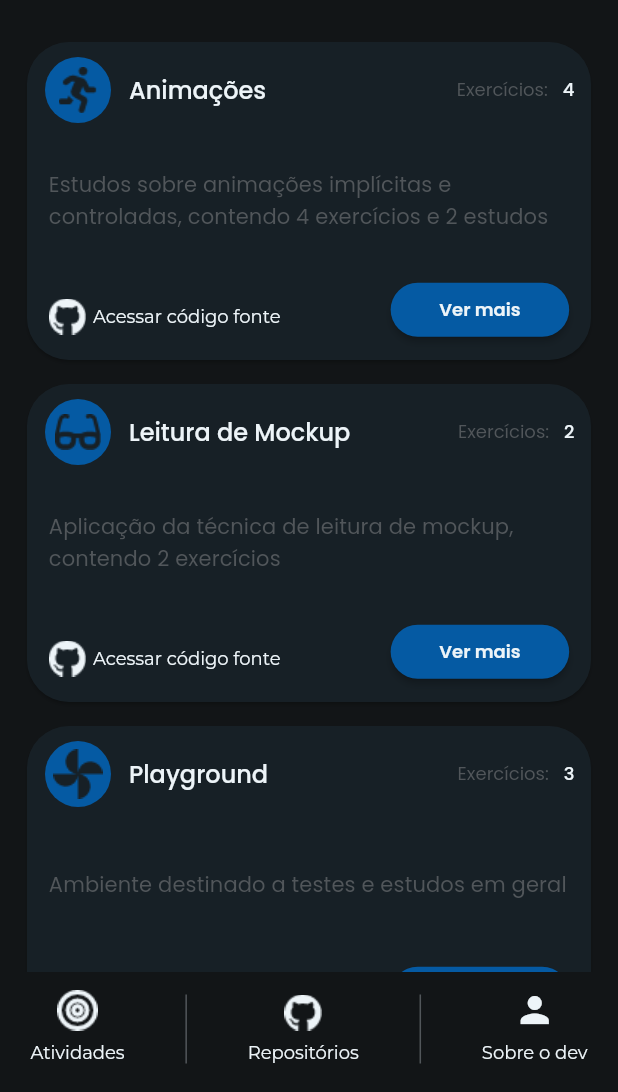
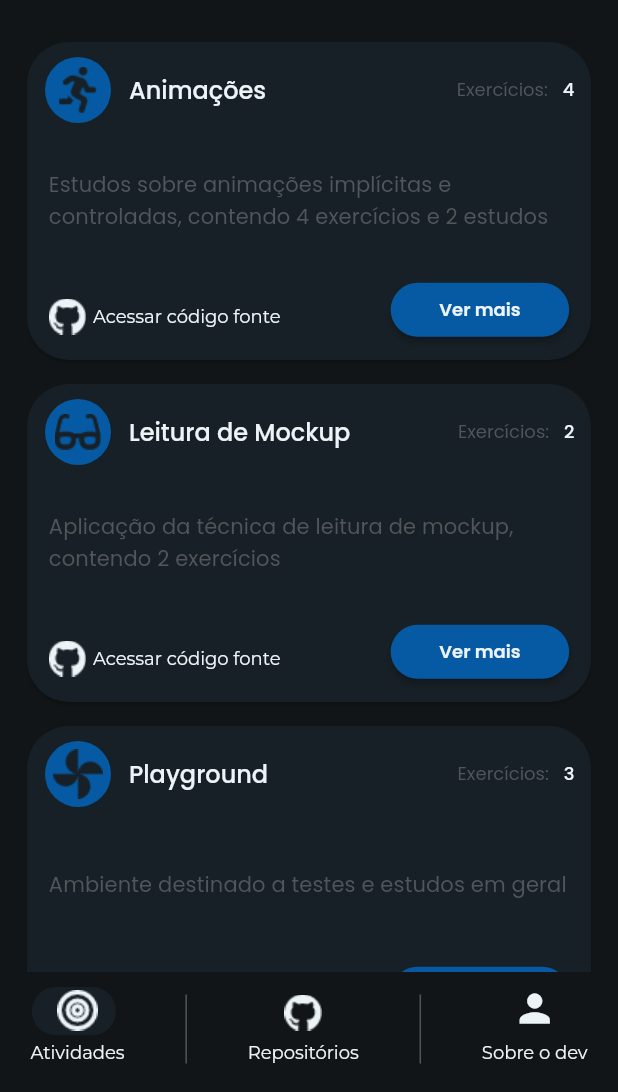
Before and after one commit to DiogoSaimon/app-flutterando-masterclass, a Flutter app: the screen it shows after launch, on a phone screen of 412 x 824 dp, the part 144-1236 px from its top. Run offline on Flutter 3.47's test engine with Material 2 defaults, Android fonts, the phone set to English and light mode, and no system bars; our stand-ins replace font_awesome_flutter, google_fonts, webview_flutter.

Commit message:
adicionado mais uma configuração no lightTheme. Adicionado cor de fundo nos ícone da BottomNavigationBar para sinalizar em qual página o clicou/ esta

```diff
--- a/lib/main.dart
+++ b/lib/main.dart
@@ -1,6 +1,8 @@
 import 'package:flutter/material.dart';
 import 'package:projeto_app_masterclass/shared/routes/routes.dart';
 import 'package:projeto_app_masterclass/views/exercices_page/animations/animation_exercices_page.dart';
+import 'package:projeto_app_masterclass/views/exercices_page/mockup/mockup_1/Pages/mockup1_page.dart';
+import 'package:projeto_app_masterclass/views/exercices_page/mockup/mockup_tinder/pages/mockup_tinder_page.dart';
 import 'package:projeto_app_masterclass/views/navigation_page/navigation_page.dart';
 import 'package:provider/provider.dart';
 import 'shared/utils/theme_colors.dart';
@@ -38,6 +40,8 @@ class _MyAppState extends State<MyApp> {
               splash: (context) => SplashPage(),
               navigation: (context) => NavigationPage(),
               animations: (context) => AnimationExercicesPage(),
+              mockup1: (context) => Mockup1Page(),
+              mockupTinder: (context) => MockupTinderPage(),
             },
           );
         },
--- a/lib/shared/utils/theme_colors.dart
+++ b/lib/shared/utils/theme_colors.dart
@@ -108,6 +108,11 @@ class ThemeColors {
         fontWeight: FontWeight.w400,
         color: Color(0xFF51565A),
       ),
+      bodyText1: GoogleFonts.poppins(
+        fontSize: 14,
+        fontWeight: FontWeight.w400,
+        color: Color(0xFF51565A),
+      ),
       button: GoogleFonts.poppins(
         fontSize: 12,
         fontWeight: FontWeight.w600,
--- a/lib/shared/widgets/bottom_navigation_bar_custom.dart
+++ b/lib/shared/widgets/bottom_navigation_bar_custom.dart
@@ -25,6 +25,21 @@ class _BottomNavigationBarCustomState extends State<BottomNavigationBarCustom> {
         child: Row(
           mainAxisAlignment: MainAxisAlignment.spaceAround,
           children: [
+            Stack(
+              children: [
+                Padding(
+                  padding: const EdgeInsets.only(top: 10.0, left: 1),
+                  child: widget.currentIndex == 0
+                      ? Container(
+                          width: 56,
+                          height: 32.2,
+                          decoration: BoxDecoration(
+                            color: Theme.of(context).cardColor,
+                            borderRadius: BorderRadius.circular(16),
+                          ),
+                        )
+                      : null,
+                ),
                 GestureDetector(
                   onTap: () {
                     widget.onTap(0);
@@ -44,11 +59,28 @@ class _BottomNavigationBarCustomState extends State<BottomNavigationBarCustom> {
                     ],
                   ),
                 ),
+              ],
+            ),
             VerticalDivider(
               color: Theme.of(context).dividerColor,
               width: 1,
               indent: 15,
               thickness: 1,
+            ),
+            Stack(
+              children: [
+                Padding(
+                  padding: const EdgeInsets.only(top: 11.0, left: 5),
+                  child: widget.currentIndex == 1
+                      ? Container(
+                          width: 56,
+                          height: 32.2,
+                          decoration: BoxDecoration(
+                            color: Theme.of(context).cardColor,
+                            borderRadius: BorderRadius.circular(16),
+                          ),
+                        )
+                      : null,
                 ),
                 GestureDetector(
                   onTap: () {
@@ -69,11 +101,28 @@ class _BottomNavigationBarCustomState extends State<BottomNavigationBarCustom> {
                     ],
                   ),
                 ),
+              ],
+            ),
             VerticalDivider(
               color: Theme.of(context).dividerColor,
               width: 1,
               indent: 15,
               thickness: 1,
+            ),
+            Stack(
+              children: [
+                Padding(
+                  padding: const EdgeInsets.only(top: 10.0, left: 4),
+                  child: widget.currentIndex == 2
+                      ? Container(
+                          width: 55,
+                          height: 32.2,
+                          decoration: BoxDecoration(
+                            color: Theme.of(context).cardColor,
+                            borderRadius: BorderRadius.circular(16),
+                          ),
+                        )
+                      : null,
                 ),
                 GestureDetector(
                   onTap: () {
@@ -83,7 +132,7 @@ class _BottomNavigationBarCustomState extends State<BottomNavigationBarCustom> {
                     mainAxisAlignment: MainAxisAlignment.end,
                     children: [
                       Icon(Icons.person,
-                      color: Theme.of(context).iconTheme.color, size: 28),
+                          color: Theme.of(context).iconTheme.color, size: 30),
                       SizedBox(height: 7),
                       Text(
                         "Sobre o dev",
@@ -94,6 +143,8 @@ class _BottomNavigationBarCustomState extends State<BottomNavigationBarCustom> {
                 ),
               ],
             ),
+          ],
+        ),
       ),
     );
   }
```
Lines whose indentation alone changed are shown as unchanged.
